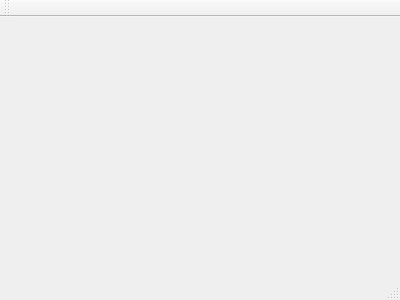
Qt form Servidor/mainwindow.ui (GianniDeLeon/Proyecto1EDD) before a commit.
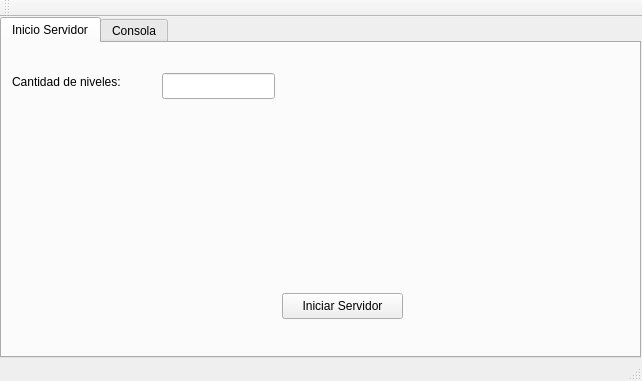
The same form after that commit. The open tabs and pages were chosen to show the change.

Patch:
```diff
--- a/Servidor/mainwindow.ui
+++ b/Servidor/mainwindow.ui
@@ -1,24 +1,118 @@
 <ui version="4.0">
  <class>MainWindow</class>
- <widget class="QMainWindow" name="MainWindow" >
-  <property name="geometry" >
+ <widget class="QMainWindow" name="MainWindow">
+  <property name="geometry">
    <rect>
     <x>0</x>
     <y>0</y>
-    <width>400</width>
-    <height>300</height>
+    <width>642</width>
+    <height>381</height>
    </rect>
   </property>
   <property name="windowTitle" >
    <string>MainWindow</string>
   </property>
-  <widget class="QMenuBar" name="menuBar" />
-  <widget class="QToolBar" name="mainToolBar" />
-  <widget class="QWidget" name="centralWidget" />
-  <widget class="QStatusBar" name="statusBar" />
+  <widget class="QWidget" name="centralWidget">
+   <widget class="QTabWidget" name="tabWidget">
+    <property name="geometry">
+     <rect>
+      <x>0</x>
+      <y>0</y>
+      <width>641</width>
+      <height>341</height>
+     </rect>
+    </property>
+    <property name="currentIndex">
+     <number>1</number>
+    </property>
+    <widget class="QWidget" name="InicioServidor">
+     <attribute name="title">
+      <string>Inicio Servidor</string>
+     </attribute>
+     <widget class="QPushButton" name="pushButton">
+      <property name="geometry">
+       <rect>
+        <x>280</x>
+        <y>250</y>
+        <width>121</width>
+        <height>26</height>
+       </rect>
+      </property>
+      <property name="text">
+       <string>Iniciar Servidor</string>
+      </property>
+     </widget>
+     <widget class="QLineEdit" name="TamNiveles">
+      <property name="geometry">
+       <rect>
+        <x>160</x>
+        <y>30</y>
+        <width>113</width>
+        <height>26</height>
+       </rect>
+      </property>
+     </widget>
+     <widget class="QLabel" name="label">
+      <property name="geometry">
+       <rect>
+        <x>10</x>
+        <y>30</y>
+        <width>131</width>
+        <height>18</height>
+       </rect>
+      </property>
+      <property name="text">
+       <string>Cantidad de niveles:</string>
+      </property>
+     </widget>
+    </widget>
+    <widget class="QWidget" name="tab_2">
+     <attribute name="title">
+      <string>Consola</string>
+     </attribute>
+     <widget class="QTextEdit" name="textEdit">
+      <property name="enabled">
+       <bool>true</bool>
+      </property>
+      <property name="geometry">
+       <rect>
+        <x>10</x>
+        <y>10</y>
+        <width>611</width>
+        <height>281</height>
+       </rect>
+      </property>
+      <property name="font">
+       <font>
+        <family>Comic Sans MS</family>
+        <pointsize>12</pointsize>
+       </font>
+      </property>
+     </widget>
+    </widget>
+   </widget>
+  </widget>
+  <widget class="QMenuBar" name="menuBar">
+   <property name="geometry">
+    <rect>
+     <x>0</x>
+     <y>0</y>
+     <width>642</width>
+     <height>23</height>
+    </rect>
+   </property>
+  </widget>
+  <widget class="QToolBar" name="mainToolBar">
+   <attribute name="toolBarArea">
+    <enum>TopToolBarArea</enum>
+   </attribute>
+   <attribute name="toolBarBreak">
+    <bool>false</bool>
+   </attribute>
+  </widget>
+  <widget class="QStatusBar" name="statusBar"/>
  </widget>
- <layoutDefault spacing="6" margin="11" />
- <pixmapfunction></pixmapfunction>
+ <layoutdefault spacing="6" margin="11"/>
  <resources/>
  <connections/>
 </ui>
```
Left out of the diff: 3 changed lines with no effect on the pictures.
